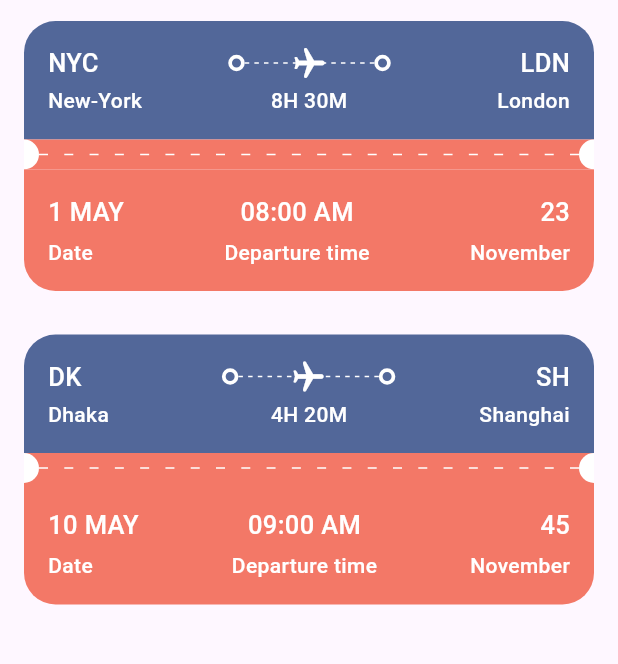
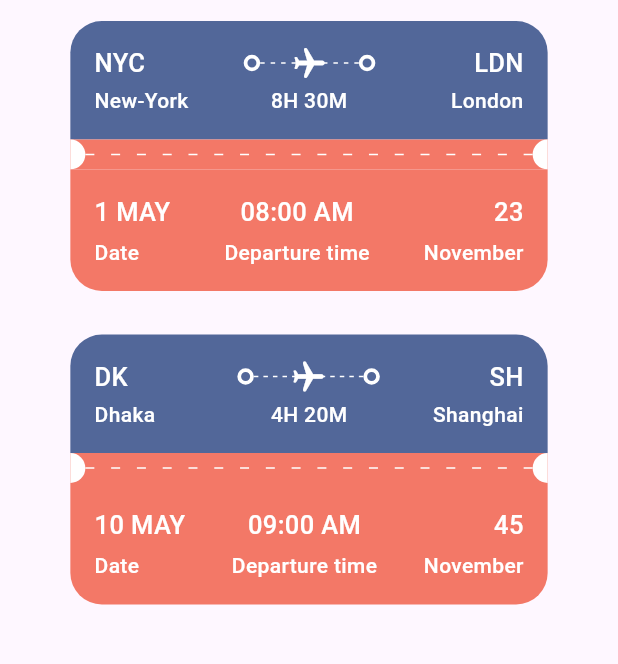
Before and after one commit to mohammedmos/ticket_app, a Flutter app: the screen it shows after launch, after a tap on "View all", on a phone screen of 412 x 824 dp, the part 63-727 px from its top. Run offline on Flutter 3.47's test engine with Material 3 defaults, Android fonts, the phone set to English and light mode, and no system bars; our stand-ins replace fluentui_icons.

```diff
--- a/lib/core/bottom_nav_bar.dart
+++ b/lib/core/bottom_nav_bar.dart
@@ -1,6 +1,7 @@
 import 'package:fluentui_icons/fluentui_icons.dart';
 import 'package:flutter/material.dart';
-import 'package:ticket_app/screens/home_screen.dart';
+import 'package:ticket_app/screens/home/home_screen.dart';
+import 'package:ticket_app/screens/search/search_screen.dart';
 
 class BottomNavBar extends StatefulWidget {
   const BottomNavBar({super.key});
@@ -12,7 +13,7 @@ class BottomNavBar extends StatefulWidget {
 class _BottomNavBarState extends State<BottomNavBar> {
   final appScreens = [
     const HomeScreen(),
-    const Center(child:Text('Search')),
+    const SearchScreen(),
     const Center(child:Text('Tickets')),
     const Center(child:Text('Profile')),
   ];
--- a/lib/core/res/media.dart
+++ b/lib/core/res/media.dart
@@ -2,4 +2,5 @@
 class AppMedia {
     static const _baseImage =  "assets/images";
     static const logo = '$_baseImage/logo.png';
+    static const hotel_room = '$_baseImage/hotel_room.png';
 }
--- a/lib/core/res/styles/app_styles.dart
+++ b/lib/core/res/styles/app_styles.dart
@@ -4,6 +4,7 @@ import 'package:flutter/material.dart';
 class AppStyles {
     static Color primary  = const Color(0xFF687daf);
     static Color textColor  =  const Color(0xFF3b3b3b);
+    static Color kakiColor  =  const Color(0xFFd2bdb6);
     static Color ticketBlue  =  const Color(0xFF526799);
     static Color ticketOrange  =  const Color(0xFFF37867);
     static Color bgPrimaryColor  =  const Color(0xFFeeedf2);
--- a/lib/core/widgets/app_double_text.dart
+++ b/lib/core/widgets/app_double_text.dart
@@ -6,8 +6,8 @@ import 'package:ticket_app/core/res/styles/app_styles.dart';
 class AppDoubleText extends StatelessWidget {
   final String $smallText;
   final String $bigText;
-  const AppDoubleText( {super.key, required this.$bigText, required this.$smallText});
-
+  final VoidCallback func;
+  const AppDoubleText( {super.key, required this.$bigText, required this.$smallText, required this.func});
   @override
   Widget build(BuildContext context) {
     return Row(
@@ -15,7 +15,7 @@ class AppDoubleText extends StatelessWidget {
       children: [
         Text($bigText,style:AppStyles.headlineStyle2),
         InkWell(
-          onTap: ()=>Navigator.pushNamed(context, "/all_tickets"),
+          onTap: func,
           child: Text($smallText,style: AppStyles.textStyle.copyWith(color: AppStyles.primary),),
         )
       ],
--- a/lib/core/widgets/ticket_view.dart
+++ b/lib/core/widgets/ticket_view.dart
@@ -16,7 +16,7 @@ class TicketView extends StatelessWidget {
   Widget build(BuildContext context) {
     final size = MediaQuery.of(context).size;
     return SizedBox(
-        width: size.width + 0.85,
+        width: size.width * 0.85,
         height: 189,
         child: Container(
           margin: EdgeInsets.only(right: wholeScreen == true?16:16,left: 16),
--- a/lib/main.dart
+++ b/lib/main.dart
@@ -1,6 +1,6 @@
 import 'package:flutter/material.dart';
 import 'package:ticket_app/core/bottom_nav_bar.dart';
-import 'package:ticket_app/screens/all_tickets.dart';
+import 'package:ticket_app/screens/home/all_tickets.dart';
  void main() {
   runApp(const MyApp());
 }
--- a/lib/screens/home_screen.dart
+++ b/lib/screens/home/home_screen.dart
@@ -5,6 +5,7 @@ import 'package:ticket_app/core/res/styles/app_styles.dart';
 import 'package:ticket_app/core/utils/app_json.dart';
 import 'package:ticket_app/core/widgets/app_double_text.dart';
 import 'package:ticket_app/core/widgets/ticket_view.dart';
+import 'package:ticket_app/screens/home/widgets/hotel.dart';
 
 class HomeScreen extends StatelessWidget {
   const HomeScreen({super.key});
@@ -19,6 +20,7 @@ class HomeScreen extends StatelessWidget {
           Container(
             padding: const EdgeInsets.symmetric(horizontal: 20),
             child: Column(
+              crossAxisAlignment: CrossAxisAlignment.start,
               children: [
                 Row(
                   mainAxisAlignment: MainAxisAlignment.spaceBetween,
@@ -57,12 +59,22 @@ class HomeScreen extends StatelessWidget {
                   ),
                 ),
                 const SizedBox(height: 40),
-                const AppDoubleText($bigText:'Upcoming Flights',$smallText:'View all'),
+                AppDoubleText($bigText:'Upcoming Flights',$smallText:'View all', func: ()=>Navigator.pushNamed(context, "/all_tickets")),
                 const SizedBox(height: 20),
                 SingleChildScrollView(
                   scrollDirection: Axis.horizontal,
                     child: Row(
                       children: ticketList.map((singleTicket)=>  TicketView(ticket: singleTicket)).toList(),
+                    )
+                ),
+                const SizedBox(height: 40),
+                AppDoubleText($bigText:'Hotels',$smallText:'View all',func: ()=>Navigator.pushNamed(context, "/all_tickets")),
+                const SizedBox(height: 20),
+                SingleChildScrollView(
+                    scrollDirection: Axis.horizontal,
+                    child: Row(
+                      children: hotelList.map((singleHotel)=>  Hotel(hotel: singleHotel)).toList(),
+
                     )
                 )
               ],
--- /dev/null
+++ b/lib/screens/home/widgets/hotel.dart
@@ -0,0 +1,52 @@
+import 'package:flutter/material.dart';
+import 'package:ticket_app/core/res/media.dart';
+import 'package:ticket_app/core/res/styles/app_styles.dart';
+
+class Hotel extends StatelessWidget {
+  final Map<String,dynamic> hotel;
+
+  const Hotel({super.key, required this.hotel});
+  @override
+  Widget build(BuildContext context) {
+    final size = MediaQuery.of(context).size;
+
+    return  Container(
+      padding: const EdgeInsets.all(8.0),
+      margin: const EdgeInsets.only(right: 16),
+      width: size.width * 0.6,
+      height: 350,
+      decoration: BoxDecoration(
+          color: AppStyles.primary,
+          borderRadius: BorderRadius.circular(24)
+      ),
+      child: Column(
+        crossAxisAlignment: CrossAxisAlignment.start,
+        children: [
+          Container(
+            height: 180,
+            decoration: BoxDecoration(
+                color: AppStyles.primary,
+                borderRadius: BorderRadius.circular(24),
+              image: DecorationImage(image: AssetImage("assets/images/${hotel['image']}"),fit: BoxFit.cover)
+            ),
+          ),
+          const SizedBox(height: 10),
+          Padding(
+              padding: const EdgeInsets.only(left: 15),
+              child: Text(hotel['place'],style: AppStyles.headlineStyle1.copyWith(color: AppStyles.kakiColor))
+          ),
+          const SizedBox(height: 5),
+          Padding(
+              padding: const EdgeInsets.only(left: 15),
+              child: Text(hotel['destination'],style: AppStyles.headlineStyle3.copyWith(color: Colors.white))
+          ),
+          const SizedBox(height: 5),
+          Padding(
+              padding: const EdgeInsets.only(left: 15),
+              child: Text('\$${hotel['price']}/Night ',style: AppStyles.headlineStyle1.copyWith(color: AppStyles.kakiColor))
+          ),
+        ],
+      ),
+    );
+  }
+}
--- a/pubspec.yaml
+++ b/pubspec.yaml
@@ -62,6 +62,9 @@ flutter:
   # To add assets to your application, add an assets section, like this:
   assets:
     - assets/images/logo.png
+    - assets/images/hotel_room.png
+    - assets/images/city_view.png
+    - assets/images/pool_view.png
   #   - images/a_dot_ham.jpeg
 
   # An image asset can refer to one or more resolution-specific "variants", see
```
Also changed, not shown: lib/core/utils/app_json.dart (+20 -0 lines), lib/screens/search/search_screen.dart (added, +23 -0 lines), lib/screens/search/widgets/ticket_tabs.dart (added, +38 -0 lines), assets/images/logo.png, lib/screens/home/all_tickets.dart (renamed from lib/screens/all_tickets.dart).
